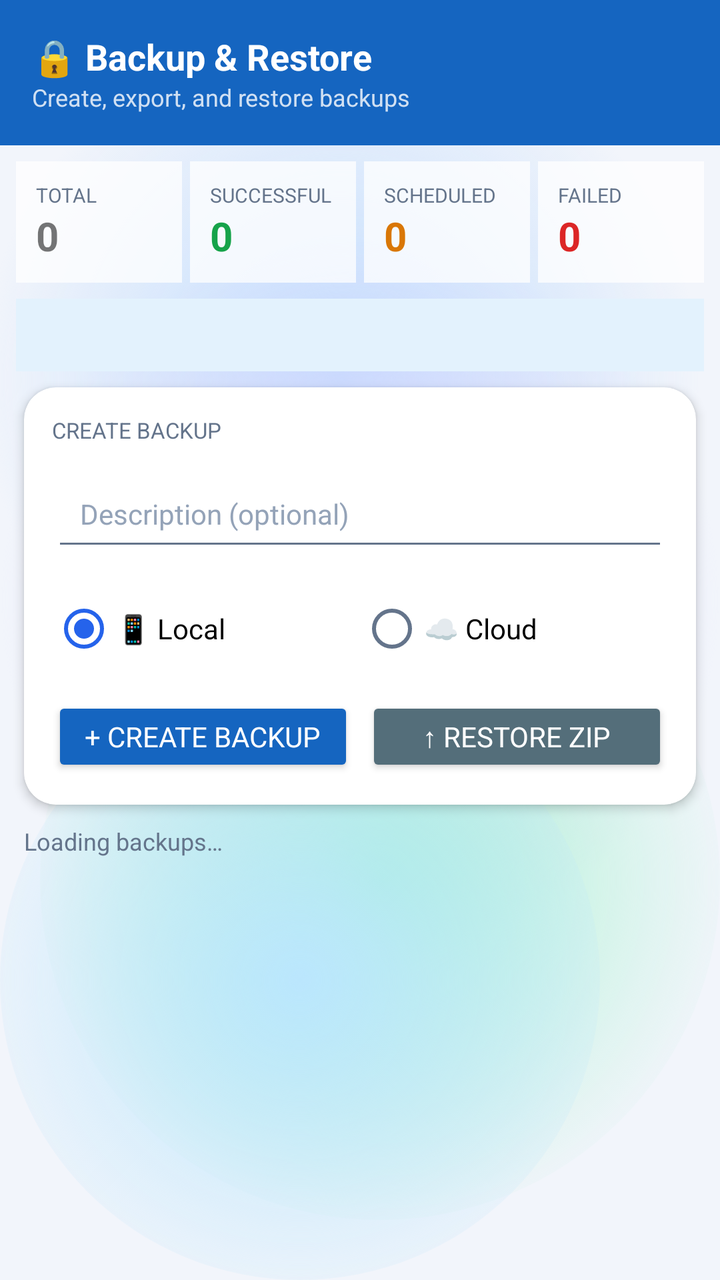
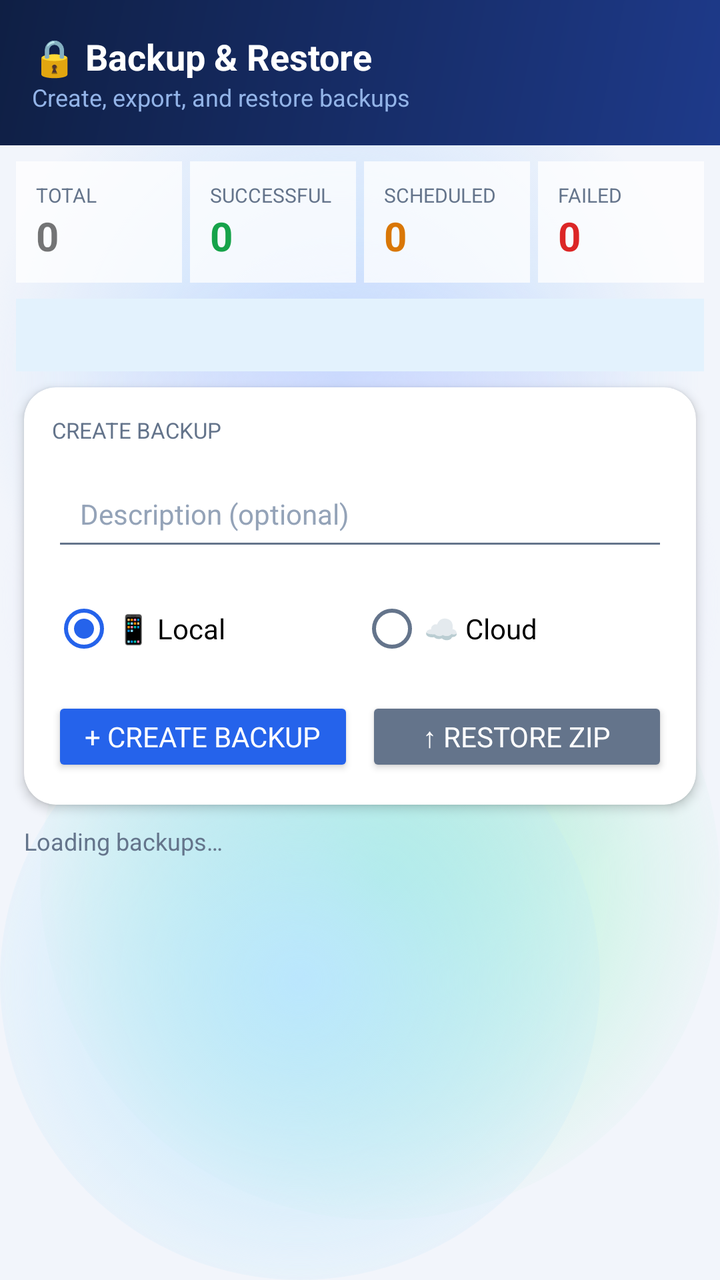

Screens rendered from an Android XML layout before and after an edit, with the pre-edit source and the edit as a unified diff.
<!-- AndroidManifest.xml: application theme Theme.ExpenseOS -->
<!-- res/layout/fragment_backup_zip.xml -->
<?xml version="1.0" encoding="utf-8"?>
<LinearLayout xmlns:android="http://schemas.android.com/apk/res/android"
    xmlns:app="http://schemas.android.com/apk/res-auto"
    android:layout_width="match_parent"
    android:layout_height="match_parent"
    android:background="@android:color/transparent"
    android:orientation="vertical">

    
    <LinearLayout
        android:layout_width="match_parent"
        android:layout_height="wrap_content"
        android:background="#1565C0"
        android:orientation="vertical"
        android:padding="16dp">

        <TextView
            android:layout_width="wrap_content"
            android:layout_height="wrap_content"
            android:text="🔒 Backup &amp; Restore"
            android:textColor="@android:color/white"
            android:textSize="18sp"
            android:textStyle="bold" />

        <TextView
            android:layout_width="wrap_content"
            android:layout_height="wrap_content"
            android:text="Create, export, and restore backups"
            android:textColor="#CCFFFFFF"
            android:textSize="12sp" />
    </LinearLayout>

    
    <LinearLayout
        android:layout_width="match_parent"
        android:layout_height="wrap_content"
        android:orientation="horizontal"
        android:padding="8dp">

        <LinearLayout
            android:layout_width="0dp"
            android:layout_height="wrap_content"
            android:layout_marginEnd="4dp"
            android:layout_weight="1"
            android:background="@color/bg_card"
            android:orientation="vertical"
            android:padding="10dp">

            <TextView
                android:layout_width="wrap_content"
                android:layout_height="wrap_content"
                android:text="TOTAL"
                android:textColor="@color/text_muted"
                android:textSize="10sp" />

            <TextView
                android:id="@+id/tv_stat_total"
                android:layout_width="wrap_content"
                android:layout_height="wrap_content"
                android:text="0"
                android:textSize="20sp"
                android:textStyle="bold" />
        </LinearLayout>

        <LinearLayout
            android:layout_width="0dp"
            android:layout_height="wrap_content"
            android:layout_marginEnd="4dp"
            android:layout_weight="1"
            android:background="@color/bg_card"
            android:orientation="vertical"
            android:padding="10dp">

            <TextView
                android:layout_width="wrap_content"
                android:layout_height="wrap_content"
                android:text="SUCCESSFUL"
                android:textColor="@color/text_muted"
                android:textSize="10sp" />

            <TextView
                android:id="@+id/tv_stat_success"
                android:layout_width="wrap_content"
                android:layout_height="wrap_content"
                android:text="0"
                android:textColor="@color/green"
                android:textSize="20sp"
                android:textStyle="bold" />
        </LinearLayout>

        <LinearLayout
            android:layout_width="0dp"
            android:layout_height="wrap_content"
            android:layout_marginEnd="4dp"
            android:layout_weight="1"
            android:background="@color/bg_card"
            android:orientation="vertical"
            android:padding="10dp">

            <TextView
                android:layout_width="wrap_content"
                android:layout_height="wrap_content"
                android:text="SCHEDULED"
                android:textColor="@color/text_muted"
                android:textSize="10sp" />

            <TextView
                android:id="@+id/tv_stat_scheduled"
                android:layout_width="wrap_content"
                android:layout_height="wrap_content"
                android:text="0"
                android:textColor="@color/warning"
                android:textSize="20sp"
                android:textStyle="bold" />
        </LinearLayout>

        <LinearLayout
            android:layout_width="0dp"
            android:layout_height="wrap_content"
            android:layout_weight="1"
            android:background="@color/bg_card"
            android:orientation="vertical"
            android:padding="10dp">

            <TextView
                android:layout_width="wrap_content"
                android:layout_height="wrap_content"
                android:text="FAILED"
                android:textColor="@color/text_muted"
                android:textSize="10sp" />

            <TextView
                android:id="@+id/tv_stat_failed"
                android:layout_width="wrap_content"
                android:layout_height="wrap_content"
                android:text="0"
                android:textColor="@color/red"
                android:textSize="20sp"
                android:textStyle="bold" />
        </LinearLayout>
    </LinearLayout>

    
    <TextView
        android:id="@+id/tv_schedule_banner"
        android:layout_width="match_parent"
        android:layout_height="wrap_content"
        android:layout_marginHorizontal="8dp"
        android:layout_marginBottom="8dp"
        android:background="@color/selection"
        android:padding="10dp"
        android:textColor="@color/primary"
        android:textSize="12sp" />

    
    <androidx.cardview.widget.CardView
        android:layout_width="match_parent"
        android:layout_height="wrap_content"
        android:layout_marginHorizontal="12dp"
        android:layout_marginBottom="10dp"
        app:cardCornerRadius="16dp"
        app:cardElevation="3dp">

        <LinearLayout
            android:layout_width="match_parent"
            android:layout_height="wrap_content"
            android:orientation="vertical"
            android:padding="14dp">

            <TextView
                android:layout_width="wrap_content"
                android:layout_height="wrap_content"
                android:layout_marginBottom="8dp"
                android:text="CREATE BACKUP"
                android:textColor="@color/text_muted"
                android:textSize="11sp" />

            <EditText
                android:id="@+id/et_backup_desc"
                android:layout_width="match_parent"
                android:layout_height="wrap_content"
                android:layout_marginBottom="10dp"
                android:hint="Description (optional)" />

            <RadioGroup
                android:id="@+id/rgBackupMode"
                android:layout_width="match_parent"
                android:layout_height="wrap_content"
                android:layout_marginBottom="10dp"
                android:orientation="horizontal">

                <RadioButton
                    android:id="@+id/rbLocal"
                    android:layout_width="0dp"
                    android:layout_height="wrap_content"
                    android:layout_weight="1"
                    android:checked="true"
                    android:text="📱 Local" />

                <RadioButton
                    android:id="@+id/rbCloud"
                    android:layout_width="0dp"
                    android:layout_height="wrap_content"
                    android:layout_weight="1"
                    android:text="☁ Cloud" />
            </RadioGroup>

            <LinearLayout
                android:layout_width="match_parent"
                android:layout_height="wrap_content"
                android:orientation="horizontal">

                <Button
                    android:id="@+id/btn_create_backup"
                    android:layout_width="0dp"
                    android:layout_height="40dp"
                    android:layout_marginEnd="6dp"
                    android:layout_weight="1"
                    android:backgroundTint="#1565C0"
                    android:text="+ Create Backup"
                    android:textColor="@android:color/white" />

                <Button
                    android:id="@+id/btn_upload_backup"
                    android:layout_width="0dp"
                    android:layout_height="40dp"
                    android:layout_weight="1"
                    android:backgroundTint="#546E7A"
                    android:text="↑ Restore ZIP"
                    android:textColor="@android:color/white" />
            </LinearLayout>
        </LinearLayout>
    </androidx.cardview.widget.CardView>

    
    <TextView
        android:id="@+id/tv_backup_stats"
        android:layout_width="wrap_content"
        android:layout_height="wrap_content"
        android:layout_marginHorizontal="12dp"
        android:layout_marginBottom="6dp"
        android:text="Loading backups…"
        android:textColor="@color/text_muted"
        android:textSize="12sp" />

    
    <androidx.recyclerview.widget.RecyclerView
        android:id="@+id/rv_backups"
        android:layout_width="match_parent"
        android:layout_height="0dp"
        android:layout_weight="1"
        android:clipToPadding="false"
        android:paddingHorizontal="12dp"
        android:paddingBottom="12dp" />

</LinearLayout>
<!-- resources referenced by this layout -->
<resources>
  <color name="bg_card">#C2FFFFFF</color>
  <color name="green">#16A34A</color>
  <color name="primary">#2563EB</color>
  <color name="red">#DC2626</color>
  <color name="selection">#E3F2FD</color>
  <color name="text_muted">#64748B</color>
  <color name="warning">#D97706</color>
  <color name="primary_dark">#1D4ED8</color>
  <color name="on_primary">#FFFFFF</color>
  <color name="secondary">#0F766E</color>
  <color name="secondary_dark">#115E59</color>
  <color name="surface">#E9FFFFFF</color>
  <color name="text">#0F172A</color>
  <color name="danger">#E11D48</color>
  <color name="bg">#F2F5FB</color>
  <color name="text_hint">#94A3B8</color>
  <style name="ThemeOverlay.ExpenseOS.BottomSheet" parent="ThemeOverlay.MaterialComponents.BottomSheetDialog">
          <item name="bottomSheetStyle">@style/Widget.ExpenseOS.BottomSheet</item>
      </style>
  <color name="aurora_base">#F2F5FB</color>
  <!-- drawable aurora_blob_blue (drawable) -->
  <?xml version="1.0" encoding="utf-8"?>
  <shape xmlns:android="http://schemas.android.com/apk/res/android" android:shape="oval">
      <gradient
          android:type="radial"
          android:gradientRadius="180dp"
          android:startColor="#BFDBFE"
          android:endColor="#00BFDBFE" />
  </shape>
  <!-- drawable aurora_blob_violet (drawable) -->
  <?xml version="1.0" encoding="utf-8"?>
  <shape xmlns:android="http://schemas.android.com/apk/res/android" android:shape="oval">
      <gradient
          android:type="radial"
          android:gradientRadius="180dp"
          android:startColor="#DDD6FE"
          android:endColor="#00DDD6FE" />
  </shape>
  <!-- drawable aurora_blob_mint (drawable) -->
  <?xml version="1.0" encoding="utf-8"?>
  <shape xmlns:android="http://schemas.android.com/apk/res/android" android:shape="oval">
      <gradient
          android:type="radial"
          android:gradientRadius="180dp"
          android:startColor="#A7F3D0"
          android:endColor="#00A7F3D0" />
  </shape>
  <!-- drawable aurora_blob_sky (drawable) -->
  <?xml version="1.0" encoding="utf-8"?>
  <shape xmlns:android="http://schemas.android.com/apk/res/android" android:shape="oval">
      <gradient
          android:type="radial"
          android:gradientRadius="180dp"
          android:startColor="#BAE6FD"
          android:endColor="#00BAE6FD" />
  </shape>
  <dimen name="type_body">14sp</dimen>
  <dimen name="input_height">50dp</dimen>
  <style name="ShapeAppearance.ExpenseOS.Dialog" parent="ShapeAppearance.MaterialComponents.MediumComponent">
          <item name="cornerFamily">rounded</item>
          <item name="cornerSize">26dp</item>
      </style>
  <style name="Widget.ExpenseOS.BottomSheet" parent="Widget.MaterialComponents.BottomSheet.Modal">
          <item name="shapeAppearanceOverlay">@style/ShapeAppearance.ExpenseOS.Sheet</item>
          <item name="backgroundTint">@color/surface</item>
      </style>
  <!-- unchanged entries left out for length: 7 -->
</resources>

<!-- the commit's change to res/layout/fragment_backup_zip.xml (unified diff, before → after) -->
@@ -10,7 +10,7 @@
     <LinearLayout
         android:layout_width="match_parent"
         android:layout_height="wrap_content"
-        android:background="#1565C0"
+        android:background="@drawable/bg_banner_hero"
         android:orientation="vertical"
         android:padding="16dp">
 
@@ -18,7 +18,7 @@
             android:layout_width="wrap_content"
             android:layout_height="wrap_content"
             android:text="🔒 Backup &amp; Restore"
-            android:textColor="@android:color/white"
+            android:textColor="@color/hero_text"
             android:textSize="18sp"
             android:textStyle="bold" />
 
@@ -26,7 +26,7 @@
             android:layout_width="wrap_content"
             android:layout_height="wrap_content"
             android:text="Create, export, and restore backups"
-            android:textColor="#CCFFFFFF"
+            android:textColor="@color/hero_text_muted"
             android:textSize="12sp" />
     </LinearLayout>
 
@@ -216,18 +216,18 @@
                     android:layout_height="40dp"
                     android:layout_marginEnd="6dp"
                     android:layout_weight="1"
-                    android:backgroundTint="#1565C0"
+                    android:backgroundTint="@color/primary"
                     android:text="+ Create Backup"
-                    android:textColor="@android:color/white" />
+                    android:textColor="@color/on_primary" />
 
                 <Button
                     android:id="@+id/btn_upload_backup"
                     android:layout_width="0dp"
                     android:layout_height="40dp"
                     android:layout_weight="1"
-                    android:backgroundTint="#546E7A"
+                    android:backgroundTint="@color/text_muted"
                     android:text="↑ Restore ZIP"
-                    android:textColor="@android:color/white" />
+                    android:textColor="@color/on_primary" />
             </LinearLayout>
         </LinearLayout>
     </androidx.cardview.widget.CardView>
<!-- resource entries referenced after the edit -->
@@ -2,11 +2,24 @@
 <resources>
   <color name="bg_card">#C2FFFFFF</color>
   <color name="green">#16A34A</color>
+  <color name="hero_text">#FFFFFF</color>
+  <color name="hero_text_muted">#93B4E8</color>
   <color name="primary">#2563EB</color>
   <color name="red">#DC2626</color>
   <color name="selection">#E3F2FD</color>
   <color name="text_muted">#64748B</color>
   <color name="warning">#D97706</color>
+  <!-- drawable bg_banner_hero (drawable) -->
+  <?xml version="1.0" encoding="utf-8"?>
+  <shape xmlns:android="http://schemas.android.com/apk/res/android" android:shape="rectangle">
+      <gradient
+          android:angle="315"
+          android:startColor="@color/hero_bg"
+          android:endColor="@color/hero_bg_2"
+          android:type="linear" />
+  </shape>
+  <color name="hero_bg">#0F1F44</color>
+  <color name="hero_bg_2">#1E3A8A</color>
   <color name="primary_dark">#1D4ED8</color>
   <color name="on_primary">#FFFFFF</color>
   <color name="secondary">#0F766E</color>
@@ -26,8 +39,8 @@
       <gradient
           android:type="radial"
           android:gradientRadius="180dp"
-          android:startColor="#BFDBFE"
-          android:endColor="#00BFDBFE" />
+          android:startColor="@color/aurora_blue"
+          android:endColor="@color/aurora_blue_fade" />
   </shape>
   <!-- drawable aurora_blob_violet (drawable) -->
   <?xml version="1.0" encoding="utf-8"?>
@@ -35,8 +48,8 @@
       <gradient
           android:type="radial"
           android:gradientRadius="180dp"
-          android:startColor="#DDD6FE"
-          android:endColor="#00DDD6FE" />
+          android:startColor="@color/aurora_violet"
+          android:endColor="@color/aurora_violet_fade" />
   </shape>
   <!-- drawable aurora_blob_mint (drawable) -->
   <?xml version="1.0" encoding="utf-8"?>
@@ -44,8 +57,8 @@
       <gradient
           android:type="radial"
           android:gradientRadius="180dp"
-          android:startColor="#A7F3D0"
-          android:endColor="#00A7F3D0" />
+          android:startColor="@color/aurora_mint"
+          android:endColor="@color/aurora_mint_fade" />
   </shape>
   <!-- drawable aurora_blob_sky (drawable) -->
   <?xml version="1.0" encoding="utf-8"?>
@@ -53,8 +66,8 @@
       <gradient
           android:type="radial"
           android:gradientRadius="180dp"
-          android:startColor="#BAE6FD"
-          android:endColor="#00BAE6FD" />
+          android:startColor="@color/aurora_sky"
+          android:endColor="@color/aurora_sky_fade" />
   </shape>
   <dimen name="type_body">14sp</dimen>
   <dimen name="input_height">50dp</dimen>
@@ -66,6 +79,14 @@
           <item name="shapeAppearanceOverlay">@style/ShapeAppearance.ExpenseOS.Sheet</item>
           <item name="backgroundTint">@color/surface</item>
       </style>
+  <color name="aurora_blue">#BFDBFE</color>
+  <color name="aurora_blue_fade">#00BFDBFE</color>
+  <color name="aurora_violet">#DDD6FE</color>
+  <color name="aurora_violet_fade">#00DDD6FE</color>
+  <color name="aurora_mint">#A7F3D0</color>
+  <color name="aurora_mint_fade">#00A7F3D0</color>
+  <color name="aurora_sky">#BAE6FD</color>
+  <color name="aurora_sky_fade">#00BAE6FD</color>
   <!-- unchanged entries left out for length: 7 -->
 </resources>
 
